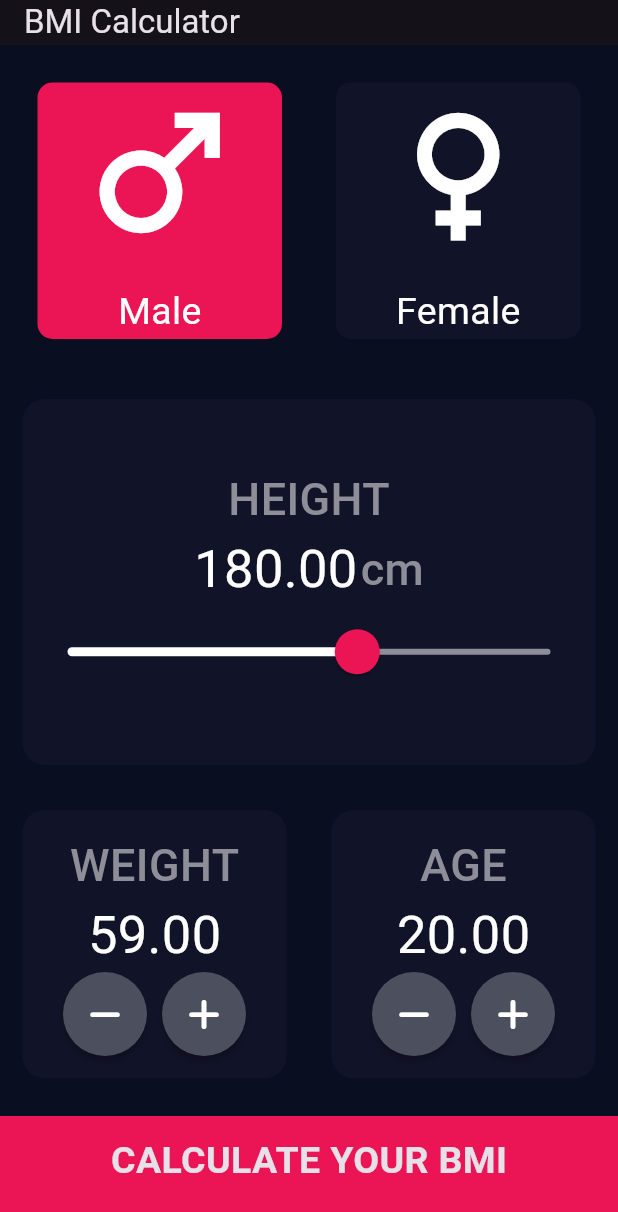
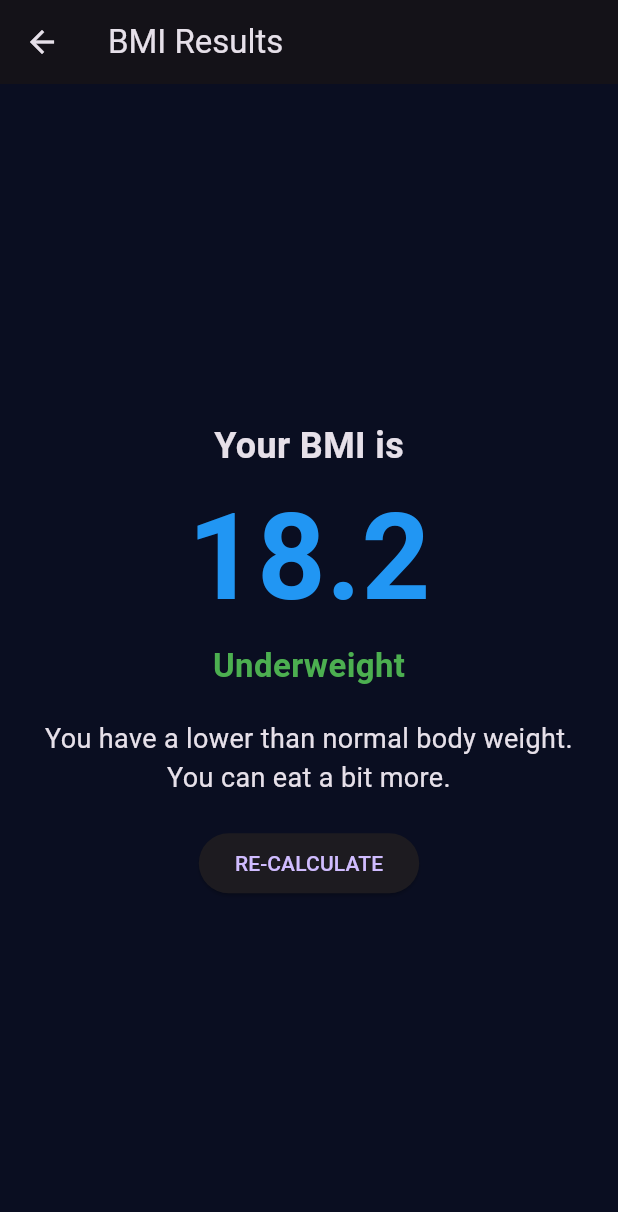
Before and after one commit to Bappy60/BMI_Calculator, a Flutter app: the screen it shows after launch, after a tap on "CALCULATE YOUR BMI", on a phone screen of 412 x 824 dp. Shown: the top 1212 px of the screen. Run offline on Flutter 3.47's test engine with Material 3 defaults, Android fonts, the phone set to English and light mode, and no system bars; our stand-ins replace font_awesome_flutter.

Commit message:
added a new result_page to show results and moved business logic from main.dart to another input_page

```diff
--- a/lib/main.dart
+++ b/lib/main.dart
@@ -1,11 +1,6 @@
-import 'package:bmi_calculator/components/bmi_button.dart';
-import 'package:bmi_calculator/components/gender_selector.dart';
 import 'package:bmi_calculator/consts/constants.dart';
+import 'package:bmi_calculator/screens/input_page.dart';
 import 'package:flutter/material.dart';
-import 'dart:math';
-import 'components/height_slider.dart';
-import 'components/value_adjuster.dart';
-
 
 void main() {
   runApp(const MyApp());
@@ -14,118 +9,15 @@ void main() {
 class MyApp extends StatelessWidget {
   const MyApp({super.key});
 
-  // This widget is the root of your application.
   @override
   Widget build(BuildContext context) {
     return MaterialApp(
-      title: 'Flutter Demo',
+      title: 'BMI Calculator',
       theme: ThemeData.dark().copyWith(
         primaryColor: kPrimaryColor,
         scaffoldBackgroundColor: kPrimaryColor,
       ),
-      home: const MyHomePage(title: 'BMI Calculator'),
+      home: const InputPage(),
     );
   }
 }
-
-class MyHomePage extends StatefulWidget {
-  const MyHomePage({super.key, required this.title});
-
-  final String title;
-
-  @override
-  State<MyHomePage> createState() => _MyHomePageState();
-}
-
-class _MyHomePageState extends State<MyHomePage> {
-  var height = 180.0;
-  var weight = 60.0;
-  var age = 20.0;
-  double _bmi = 0.0;
-  Gender selectedGender = Gender.male;
-
-  void _onGenderSelected(Gender gender) {
-    setState(() => selectedGender = gender);
-  }
-
-  void _calculateBMI() {
-    setState(()=> _bmi = weight / pow(height / 100, 2));
-    print(_bmi);
-  }
-
-  void incrementWeight() {
-    setState(() => weight++);
-  }
-
-  void decrementWeight() {
-    setState(() => weight--);
-  }
-
-  void incrementAge() {
-    setState(() => age++);
-  }
-
-  void decrementAge() {
-    setState(() => age--);
-  }
-
-  @override
-  Widget build(BuildContext context) {
-    return Scaffold(
-      appBar: _MyAppBar(title: widget.title),
-      body: Column(
-        crossAxisAlignment: CrossAxisAlignment.stretch,
-        children: [
-          GenderSelector(
-              selectedGender: selectedGender ,
-              onGenderSelected: _onGenderSelected,
-          ),
-          HeightSlider(
-            height: height,
-            onHeightChanged: (newHeight) {
-              setState(() =>  height = newHeight);
-            },
-          ),
-          Row(
-            children: [
-              ValueAdjuster(
-                title: "WEIGHT",
-                value: weight,
-                onIncrement: incrementWeight,
-                onDecrement: decrementWeight,
-              ),
-              ValueAdjuster(
-                title: "AGE",
-                value: age,
-                onIncrement: incrementAge,
-                onDecrement: decrementAge,
-              ),
-            ],
-          ),
-          BmiButton(
-            onTap: _calculateBMI,
-            buttonTitle: "CALCULATE YOUR BMI",
-          ),
-        ],
-      ),
-    );
-  }
-}
-
-class _MyAppBar extends StatelessWidget implements PreferredSizeWidget {
-  final String _title;
-
-  const _MyAppBar({
-    required String title,
-  }) : _title = title;
-
-  @override
-  Widget build(BuildContext context) {
-    return AppBar(
-      title: Text(_title),
-    );
-  }
-
-  @override
-  Size get preferredSize => const Size.square(30);
-}
--- /dev/null
+++ b/lib/screens/input_page.dart
@@ -0,0 +1,99 @@
+
+import 'dart:math';
+
+import 'package:bmi_calculator/screens/result_page.dart';
+import 'package:flutter/material.dart';
+
+import '../components/bmi_button.dart';
+import '../components/gender_selector.dart';
+import '../components/height_slider.dart';
+import '../components/value_adjuster.dart';
+
+class InputPage extends StatefulWidget {
+  const InputPage({super.key});
+
+  @override
+  State<InputPage> createState() => _InputPageState();
+}
+
+class _InputPageState extends State<InputPage> {
+  var height = 180.0;
+  var weight = 60.0;
+  var age = 20.0;
+  Gender selectedGender = Gender.male;
+
+  void _onGenderSelected(Gender gender) {
+    setState(() => selectedGender = gender);
+  }
+
+  void incrementWeight() {
+    setState(() => weight++);
+  }
+
+  void decrementWeight() {
+    setState(() => weight--);
+  }
+
+  void incrementAge() {
+    setState(() => age++);
+  }
+
+  void decrementAge() {
+    setState(() => age--);
+  }
+
+  // Function to calculate BMI and navigate to the result page
+  void _calculateAndShowResult() {
+    final bmi = weight / pow(height / 100, 2); // Calculate BMI
+    Navigator.push(
+      context,
+      MaterialPageRoute(
+        builder: (context) => ResultsPage(bmi: bmi), // Navigate to ResultsPage with BMI
+      ),
+    );
+  }
+
+  @override
+  Widget build(BuildContext context) {
+    return Scaffold(
+      appBar: AppBar(
+        title: const Text('BMI Calculator'),
+      ),
+      body: Column(
+        crossAxisAlignment: CrossAxisAlignment.stretch,
+        children: [
+          GenderSelector(
+            selectedGender: selectedGender,
+            onGenderSelected: _onGenderSelected,
+          ),
+          HeightSlider(
+            height: height,
+            onHeightChanged: (newHeight) {
+              setState(() => height = newHeight);
+            },
+          ),
+          Row(
+            children: [
+              ValueAdjuster(
+                title: "WEIGHT",
+                value: weight,
+                onIncrement: incrementWeight,
+                onDecrement: decrementWeight,
+              ),
+              ValueAdjuster(
+                title: "AGE",
+                value: age,
+                onIncrement: incrementAge,
+                onDecrement: decrementAge,
+              ),
+            ],
+          ),
+          BmiButton(
+            onTap: _calculateAndShowResult,
+            buttonTitle: "CALCULATE YOUR BMI",
+          ),
+        ],
+      ),
+    );
+  }
+}
--- /dev/null
+++ b/lib/screens/result_page.dart
@@ -0,0 +1,85 @@
+import 'package:flutter/material.dart';
+
+class ResultsPage extends StatelessWidget {
+  final double _bmi;
+
+  const ResultsPage({super.key, required double bmi}) : _bmi = bmi;
+
+  String getBmiResult() {
+    if (_bmi >= 25) {
+      return 'Overweight';
+    } else if (_bmi >= 18.5) {
+      return 'Normal';
+    } else {
+      return 'Underweight';
+    }
+  }
+
+  String getBmiInterpretation() {
+    if (_bmi >= 25) {
+      return 'You have a higher than normal body weight. Try to exercise more.';
+    } else if (_bmi >= 18.5) {
+      return 'You have a normal body weight. Good job!';
+    } else {
+      return 'You have a lower than normal body weight. You can eat a bit more.';
+    }
+  }
+
+  @override
+  Widget build(BuildContext context) {
+    return Scaffold(
+      appBar: AppBar(
+        title: const Text('BMI Results'),
+      ),
+      body: Center(
+        child: Padding(
+          padding: const EdgeInsets.all(16.0),
+          child: Column(
+            mainAxisAlignment: MainAxisAlignment.center,
+            children: [
+              const Text(
+                'Your BMI is',
+                style: TextStyle(
+                  fontSize: 24.0,
+                  fontWeight: FontWeight.bold,
+                ),
+              ),
+              Text(
+                _bmi.toStringAsFixed(1), // Displays the calculated BMI
+                style: const TextStyle(
+                  fontSize: 80.0,
+                  fontWeight: FontWeight.bold,
+                  color: Colors.blue,
+                ),
+              ),
+              Text(
+                getBmiResult(),
+                style: TextStyle(
+                  fontSize: 22.0,
+                  fontWeight: FontWeight.bold,
+                  color: _bmi >= 25 ? Colors.red : Colors.green,
+                ),
+              ),
+              Padding(
+                padding: const EdgeInsets.symmetric(vertical: 20.0),
+                child: Text(
+                  getBmiInterpretation(),
+                  textAlign: TextAlign.center,
+                  style: const TextStyle(
+                    fontSize: 18.0,
+                  ),
+                ),
+              ),
+              ElevatedButton(
+                onPressed: () {
+                  Navigator.pop(context); // Return to the previous page
+                },
+                child: const Text('RE-CALCULATE'),
+              ),
+            ],
+          ),
+        ),
+      ),
+    );
+  }
+}
```
